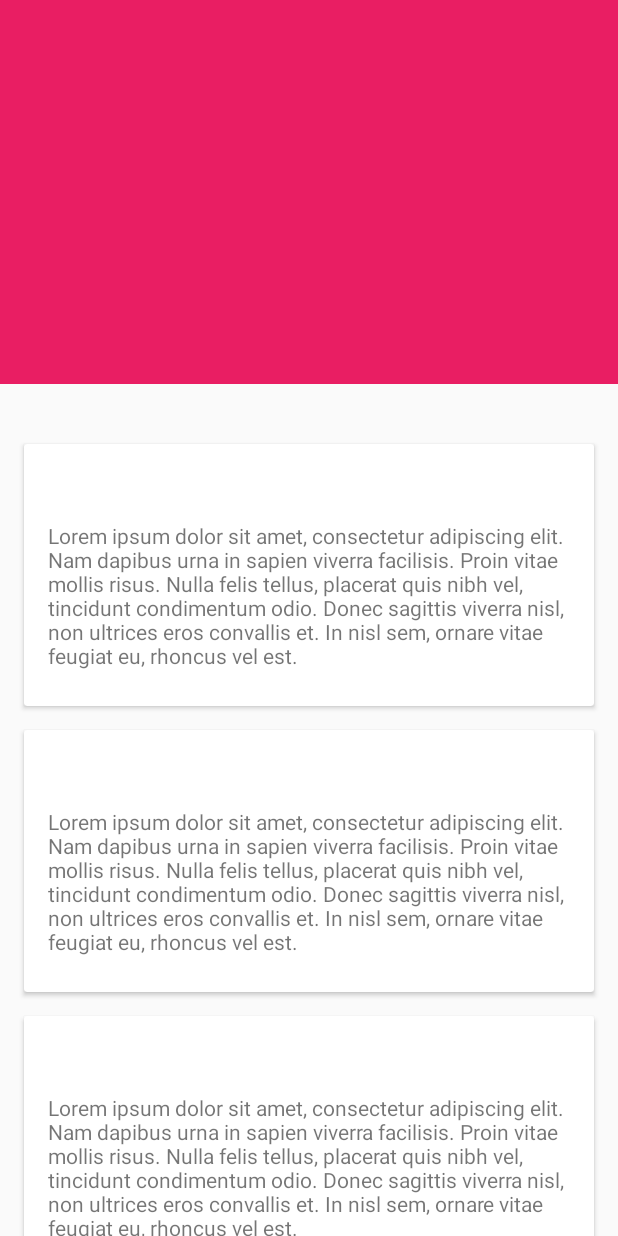
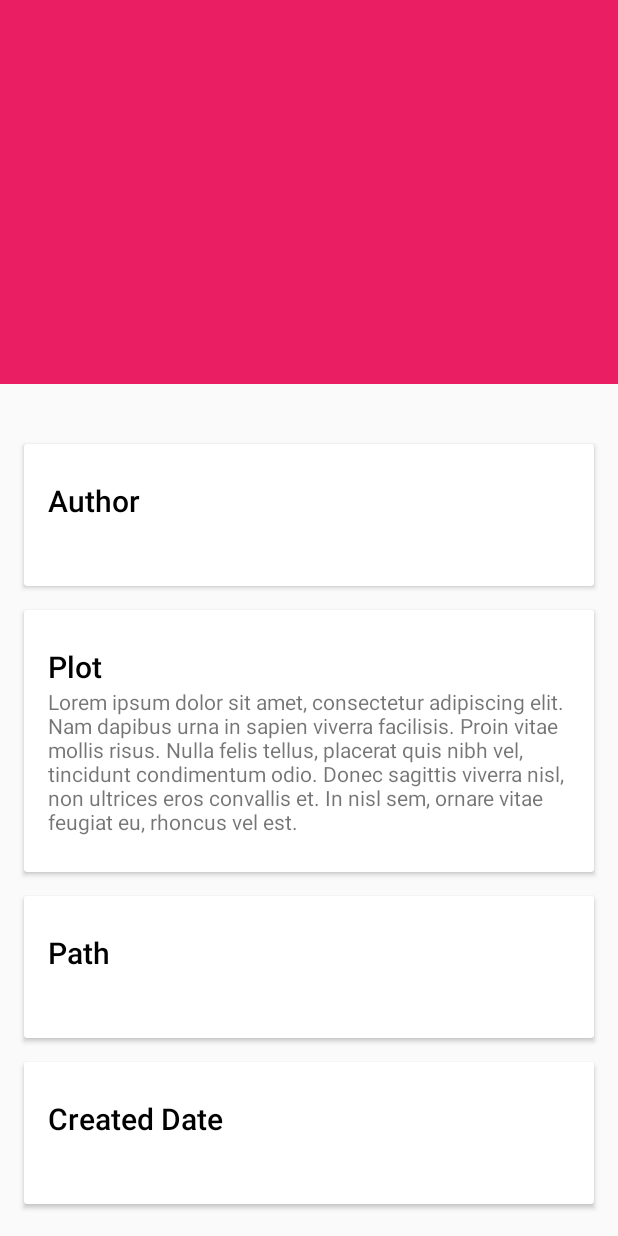
Before and after one commit to carlosmuvi/clean-ebook-library, an Android app: the layout activity_ebook_details.xml on its own in the app's theme, with its tools: preview values and no code run, on a phone screen of 412 x 824 dp. Run offline under Robolectric (Android 15) with nearby library versions, the phone set to English and light mode, and no system bars.

Commit message:
Implemented Ebook Details logic, added EbookList -> EbookDetails Navigation.

```diff
--- a/app/src/main/AndroidManifest.xml
+++ b/app/src/main/AndroidManifest.xml
@@ -12,12 +12,15 @@
         android:theme="@style/AppTheme">
         <activity
             android:name=".ui.activities.LoginActivity"
+            android:configChanges="orientation|screenSize"
             android:label="@string/title_activity_login" />
         <activity
             android:name=".ui.activities.EbookListActivity"
+            android:configChanges="orientation|screenSize"
             android:label="@string/title_activity_ebook_list" />
         <activity
             android:name=".ui.activities.EbookDetailsActivity"
+            android:configChanges="orientation|screenSize"
             android:label="@string/title_activity_ebook_details" />
 
     </application>
--- a/app/src/main/java/carlosmuvi/bqsample/di/EbookDetailsModule.java
+++ b/app/src/main/java/carlosmuvi/bqsample/di/EbookDetailsModule.java
@@ -2,6 +2,7 @@ package carlosmuvi.bqsample.di;
 
 import carlosmuvi.bqsample.di.scopes.ActivityScope;
 import carlosmuvi.bqsample.presenters.EbookDetailsPresenter;
+import carlosmuvi.bqsample.presenters.EbookDetailsPresenterImpl;
 import dagger.Module;
 import dagger.Provides;
 
@@ -12,11 +13,10 @@ import dagger.Provides;
 public class EbookDetailsModule {
 
     //PRESENTER
-
     @Provides
     @ActivityScope
     EbookDetailsPresenter provideEbookDetailPresenter(
-            EbookDetailsPresenter presenter) {
+            EbookDetailsPresenterImpl presenter) {
         return presenter;
     }
 
--- a/app/src/main/java/carlosmuvi/bqsample/di/components/EbookDetailsComponent.java
+++ b/app/src/main/java/carlosmuvi/bqsample/di/components/EbookDetailsComponent.java
@@ -3,6 +3,7 @@ package carlosmuvi.bqsample.di.components;
 import carlosmuvi.bqsample.di.ActivityModule;
 import carlosmuvi.bqsample.di.EbookDetailsModule;
 import carlosmuvi.bqsample.di.scopes.ActivityScope;
+import carlosmuvi.bqsample.presenters.EbookDetailsPresenter;
 import carlosmuvi.bqsample.ui.activities.EbookDetailsActivity;
 import dagger.Component;
 
@@ -18,6 +19,7 @@ public interface EbookDetailsComponent extends GenericActivityComponent {
     void inject(EbookDetailsActivity ebookDetailsActivity);
 
     // PRESENTER
+    EbookDetailsPresenter getPresenter();
 
     // USECASES
 
--- a/app/src/main/java/carlosmuvi/bqsample/ui/activities/base/BaseActivity.java
+++ b/app/src/main/java/carlosmuvi/bqsample/ui/activities/base/BaseActivity.java
@@ -31,6 +31,11 @@ public abstract class BaseActivity extends AppCompatActivity {
 
     protected abstract int getLayoutResource();
 
+    protected void setHomeAsUpIndicator(){
+        getSupportActionBar().setDisplayHomeAsUpEnabled(true);
+        getSupportActionBar().setHomeAsUpIndicator(R.drawable.abc_ic_ab_back_mtrl_am_alpha);
+    }
+
     protected void setActionBarIcon(int iconRes) {
         toolbar.setNavigationIcon(iconRes);
     }
--- a/app/src/main/res/layout/activity_ebook_details.xml
+++ b/app/src/main/res/layout/activity_ebook_details.xml
@@ -65,9 +65,35 @@
                     <TextView
                         android:layout_width="match_parent"
                         android:layout_height="wrap_content"
-                        android:text="Info"
-                        android:textAppearance="@style/TextAppearance.AppCompat.Title" />
+                        android:text="Author"
+                        android:textAppearance="@style/TextAppearance.BlackTitle" />
 
+                    <TextView
+                        android:id="@+id/tv_author"
+                        android:layout_width="match_parent"
+                        android:layout_height="wrap_content" />
+
+                </LinearLayout>
+
+            </android.support.v7.widget.CardView>
+
+            <android.support.v7.widget.CardView
+                android:layout_width="match_parent"
+                android:layout_height="wrap_content"
+                android:layout_marginBottom="@dimen/card_margin"
+                android:layout_marginLeft="@dimen/card_margin"
+                android:layout_marginRight="@dimen/card_margin">
+
+                <LinearLayout
+                    style="@style/Widget.CardContent"
+                    android:layout_width="match_parent"
+                    android:layout_height="wrap_content">
+
+                    <TextView
+                        android:layout_width="match_parent"
+                        android:layout_height="wrap_content"
+                        android:text="Plot"
+                        android:textAppearance="@style/TextAppearance.BlackTitle" />
                     <TextView
                         android:layout_width="match_parent"
                         android:layout_height="wrap_content"
@@ -92,15 +118,16 @@
                     <TextView
                         android:layout_width="match_parent"
                         android:layout_height="wrap_content"
-                        android:text="Friends"
-                        android:textAppearance="@style/TextAppearance.AppCompat.Title" />
+                        android:text="Path"
+                        android:textAppearance="@style/TextAppearance.BlackTitle" />
 
                     <TextView
                         android:layout_width="match_parent"
-                        android:layout_height="wrap_content"
-                        android:text="@string/lorem_ipsum" />
+                        android:id="@+id/tv_path"
+                        android:layout_height="wrap_content" />
 
                 </LinearLayout>
+
 
             </android.support.v7.widget.CardView>
 
@@ -119,15 +146,16 @@
                     <TextView
                         android:layout_width="match_parent"
                         android:layout_height="wrap_content"
-                        android:text="Related"
-                        android:textAppearance="@style/TextAppearance.AppCompat.Title" />
+                        android:text="Created Date"
+                        android:textAppearance="@style/TextAppearance.BlackTitle" />
 
                     <TextView
                         android:layout_width="match_parent"
-                        android:layout_height="wrap_content"
-                        android:text="@string/lorem_ipsum" />
+                        android:id="@+id/tv_created"
+                        android:layout_height="wrap_content" />
 
                 </LinearLayout>
+
 
             </android.support.v7.widget.CardView>
 
--- a/app/src/main/res/values/styles.xml
+++ b/app/src/main/res/values/styles.xml
@@ -19,4 +19,8 @@
         <item name="android:orientation">vertical</item>
     </style>
 
+    <style name="TextAppearance.BlackTitle" parent="TextAppearance.AppCompat.Title">
+        <item name="android:textColor">@android:color/black</item>
+    </style>
+
 </resources>
```
Also changed, not shown: app/src/main/java/carlosmuvi/bqsample/presenters/EbookDetailsPresenter.java (+12 -1 lines), app/src/main/java/carlosmuvi/bqsample/presenters/EbookDetailsPresenterImpl.java (added, +31 -0 lines), app/src/main/java/carlosmuvi/bqsample/ui/activities/EbookDetailsActivity.java (+74 -1 lines), data/src/main/java/carlosmuvi/data/mock/MockDbDatasource.java (+4 -4 lines).
